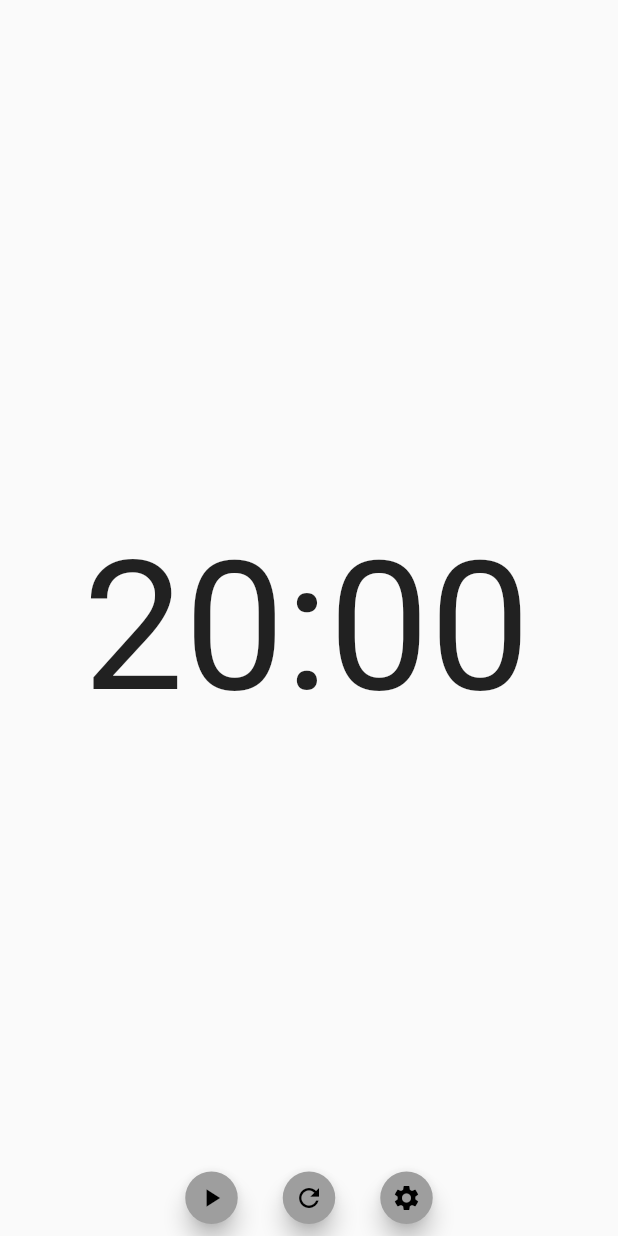
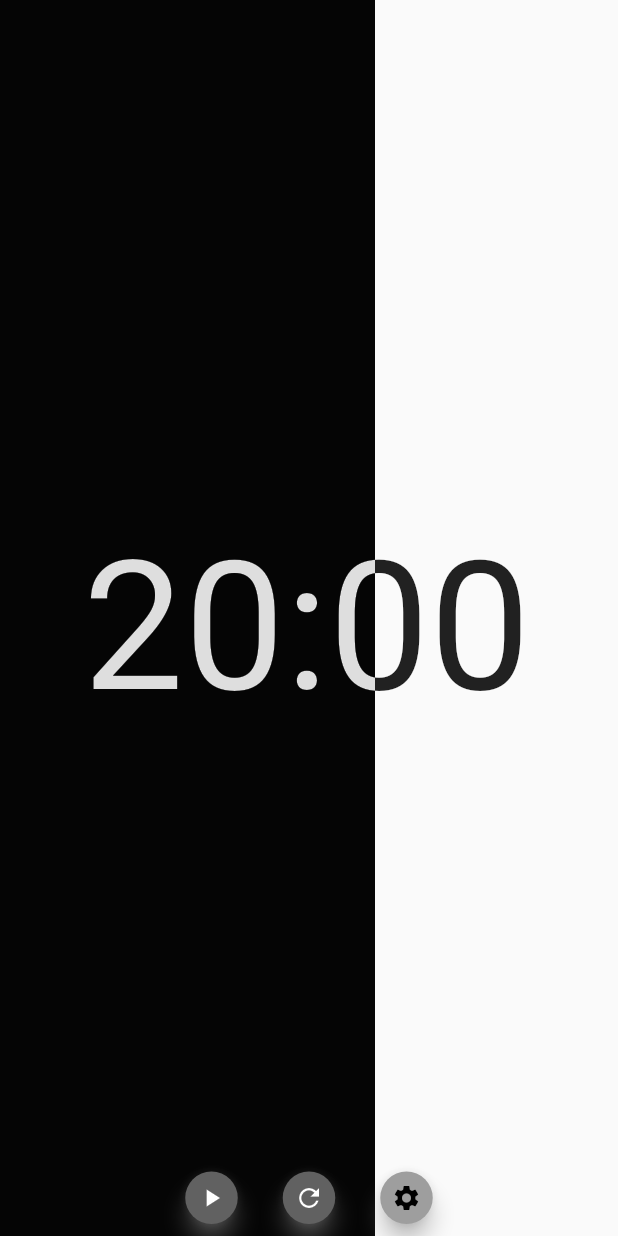
Before and after one commit to politicker/pomodoro, a Flutter app: the screen it shows after launch, on a phone screen of 412 x 824 dp. Run offline on Flutter 3.47's test engine with Material 2 defaults, Android fonts, the phone set to English and light mode, and no system bars; our stand-ins replace audioplayers; missing offline and left inert: system_tray, window_manager.

Commit message:
add progress bar

```diff
--- /dev/null
+++ b/lib/components/blend_mask.dart
@@ -0,0 +1,45 @@
+import 'package:flutter/material.dart';
+import 'package:flutter/rendering.dart';
+
+class BlendMask extends SingleChildRenderObjectWidget {
+  final BlendMode blendMode;
+  final double opacity;
+
+  const BlendMask({
+    Key? key,
+    required this.blendMode,
+    this.opacity = 1.0,
+    required Widget child,
+  }) : super(key: key, child: child);
+
+  @override
+  RenderObject createRenderObject(context) {
+    return RenderBlendMask(blendMode, opacity);
+  }
+
+  @override
+  void updateRenderObject(BuildContext context, RenderBlendMask renderObject) {
+    renderObject.blendMode = blendMode;
+    renderObject.opacity = opacity;
+  }
+}
+
+class RenderBlendMask extends RenderProxyBox {
+  BlendMode blendMode;
+  double opacity;
+
+  RenderBlendMask(this.blendMode, this.opacity);
+
+  @override
+  void paint(context, offset) {
+    context.canvas.saveLayer(
+        offset & size,
+        Paint()
+          ..blendMode = blendMode
+          ..color = Color.fromARGB((opacity * 255).round(), 255, 255, 255));
+
+    super.paint(context, offset);
+
+    context.canvas.restore();
+  }
+}
--- /dev/null
+++ b/lib/components/progress_bar.dart
@@ -0,0 +1,23 @@
+import 'package:flutter/material.dart';
+import 'package:pomodoro/app_view.dart';
+import 'package:pomodoro/components/blend_mask.dart';
+
+class ProgressBar extends StatelessWidget {
+  const ProgressBar({Key? key}) : super(key: key);
+
+  @override
+  Widget build(BuildContext context) {
+    return Scaffold(
+        body: SizedBox.expand(
+            child: Stack(children: [
+      SizedBox.expand(child: App()),
+      BlendMask(
+          opacity: 1.0,
+          blendMode: BlendMode.difference,
+          child: SizedBox(
+              width: 250,
+              height: MediaQuery.of(context).size.height,
+              child: const ColoredBox(color: Colors.white))),
+    ])));
+  }
+}
--- a/lib/main.dart
+++ b/lib/main.dart
@@ -3,7 +3,7 @@ import 'dart:io';
 // import 'package:bitsdojo_window/bitsdojo_window.dart';
 import 'package:flutter/material.dart';
 import 'package:flutter/services.dart';
-import 'package:pomodoro/app_view.dart';
+import 'package:pomodoro/components/progress_bar.dart';
 import 'package:provider/provider.dart';
 import 'package:system_tray/system_tray.dart';
 import 'package:window_manager/window_manager.dart';
@@ -101,11 +101,10 @@ class _MyAppState extends State<MyApp> {
         }
       },
       child: MaterialApp(
-        title: 'Pomodoro',
         theme: ThemeData(
           primarySwatch: Colors.lightBlue,
         ),
-        home: App(),
+        home: const ProgressBar(),
       ),
     );
   }
```
